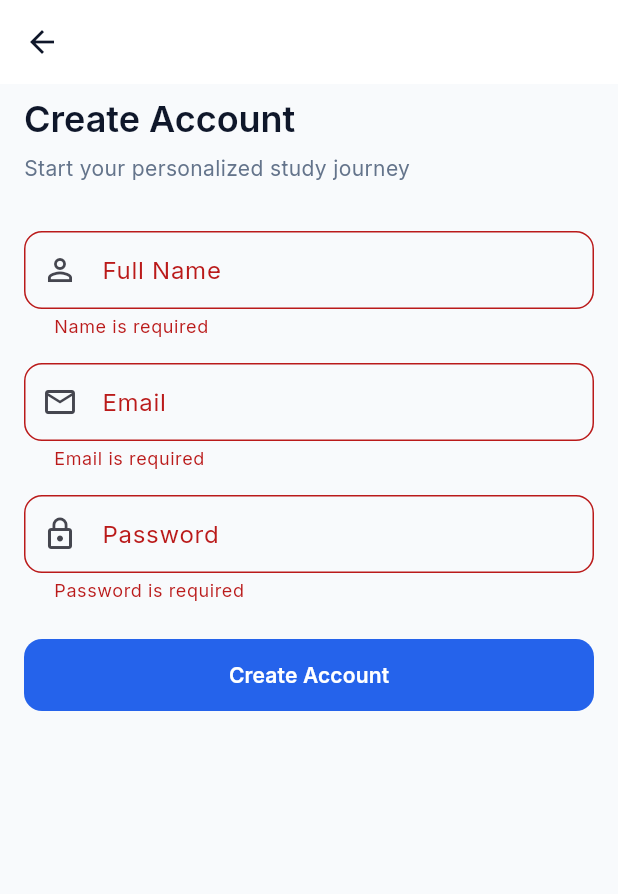
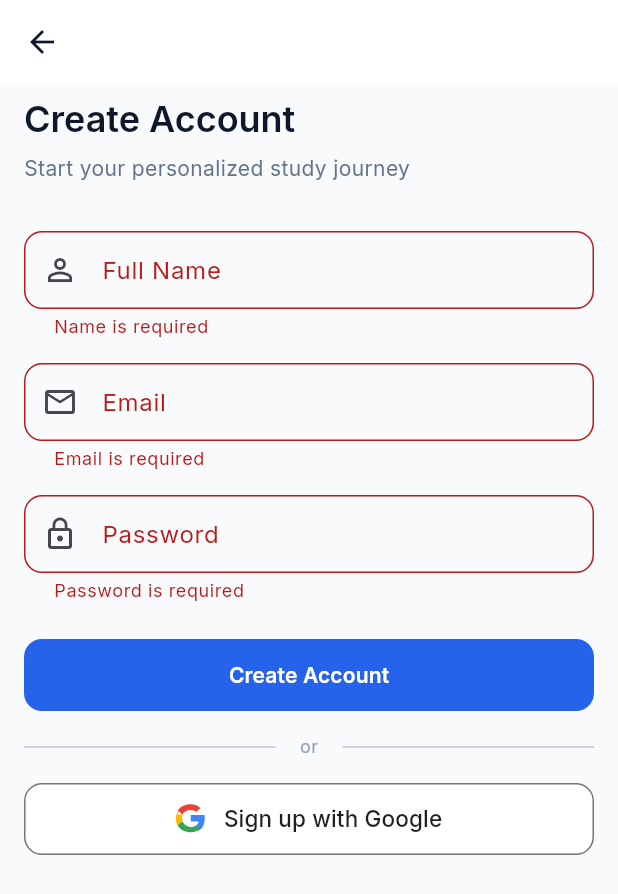
Before and after one commit to balhaddad-sys/flow-chart, a Flutter app: the SignupScreen screen opened by its route, after a tap on "Create Account", on a phone screen of 412 x 824 dp. Shown: the top 894 px of the screen. Run offline on Flutter 3.47's test engine with Material 3 defaults, Android fonts, the phone set to English and light mode, and no system bars; our stand-ins replace cloud_firestore, cloud_functions, file_picker, firebase_auth, firebase_core, firebase_storage and 8 more; accounts and stored records are empty; generated files the repository leaves out were written again; statements that could not run were skipped.

Commit message:
Add branded Google Sign-In button with official logo
Replace the generic outlined button on the login screen with a properly
branded Google Sign-In button using a custom-painted Google "G" logo.
Also add Google Sign-In as an option on the signup screen.

https://claude.ai/code/session_01X44dh2r2VpXbo2DjYmSbGG

```diff
--- /dev/null
+++ b/lib/src/core/widgets/google_sign_in_button.dart
@@ -0,0 +1,139 @@
+import 'package:flutter/material.dart';
+
+import '../constants/app_spacing.dart';
+
+/// A Google "G" logo painted to match official branding.
+class _GoogleLogoPainter extends CustomPainter {
+  @override
+  void paint(Canvas canvas, Size size) {
+    final double s = size.width;
+
+    // Blue quadrant (right)
+    final bluePaint = Paint()..color = const Color(0xFF4285F4);
+    final bluePath = Path()
+      ..moveTo(s * 0.964, s * 0.480)
+      ..cubicTo(s * 0.964, s * 0.442, s * 0.960, s * 0.406, s * 0.954, s * 0.370)
+      ..lineTo(s * 0.500, s * 0.370)
+      ..lineTo(s * 0.500, s * 0.580)
+      ..lineTo(s * 0.762, s * 0.580)
+      ..cubicTo(s * 0.750, s * 0.640, s * 0.714, s * 0.690, s * 0.662, s * 0.722)
+      ..lineTo(s * 0.662, s * 0.850)
+      ..lineTo(s * 0.820, s * 0.850)
+      ..cubicTo(s * 0.914, s * 0.764, s * 0.964, s * 0.634, s * 0.964, s * 0.480)
+      ..close();
+    canvas.drawPath(bluePath, bluePaint);
+
+    // Green quadrant (bottom-left)
+    final greenPaint = Paint()..color = const Color(0xFF34A853);
+    final greenPath = Path()
+      ..moveTo(s * 0.500, s * 0.940)
+      ..cubicTo(s * 0.630, s * 0.940, s * 0.742, s * 0.896, s * 0.820, s * 0.850)
+      ..lineTo(s * 0.662, s * 0.722)
+      ..cubicTo(s * 0.622, s * 0.748, s * 0.566, s * 0.764, s * 0.500, s * 0.764)
+      ..cubicTo(s * 0.374, s * 0.764, s * 0.266, s * 0.684, s * 0.226, s * 0.574)
+      ..lineTo(s * 0.064, s * 0.574)
+      ..lineTo(s * 0.064, s * 0.706)
+      ..cubicTo(s * 0.142, s * 0.860, s * 0.310, s * 0.940, s * 0.500, s * 0.940)
+      ..close();
+    canvas.drawPath(greenPath, greenPaint);
+
+    // Yellow quadrant (bottom-right area)
+    final yellowPaint = Paint()..color = const Color(0xFFFBBC05);
+    final yellowPath = Path()
+      ..moveTo(s * 0.226, s * 0.574)
+      ..cubicTo(s * 0.214, s * 0.540, s * 0.208, s * 0.502, s * 0.208, s * 0.464)
+      ..cubicTo(s * 0.208, s * 0.426, s * 0.214, s * 0.388, s * 0.226, s * 0.354)
+      ..lineTo(s * 0.226, s * 0.354)
+      ..lineTo(s * 0.064, s * 0.354)
+      ..lineTo(s * 0.064, s * 0.222)
+      ..cubicTo(s * 0.024, s * 0.302, s * 0.000, s * 0.392, s * 0.000, s * 0.480)
+      ..cubicTo(s * 0.000, s * 0.568, s * 0.024, s * 0.658, s * 0.064, s * 0.706)
+      ..lineTo(s * 0.226, s * 0.574)
+      ..close();
+    canvas.drawPath(yellowPath, yellowPaint);
+
+    // Red quadrant (top-left)
+    final redPaint = Paint()..color = const Color(0xFFEA4335);
+    final redPath = Path()
+      ..moveTo(s * 0.500, s * 0.196)
+      ..cubicTo(s * 0.572, s * 0.196, s * 0.636, s * 0.222, s * 0.686, s * 0.270)
+      ..lineTo(s * 0.822, s * 0.136)
+      ..cubicTo(s * 0.742, s * 0.060, s * 0.630, s * 0.012, s * 0.500, s * 0.012)
+      ..cubicTo(s * 0.310, s * 0.012, s * 0.142, s * 0.092, s * 0.064, s * 0.222)
+      ..lineTo(s * 0.226, s * 0.354)
+      ..cubicTo(s * 0.266, s * 0.244, s * 0.374, s * 0.196, s * 0.500, s * 0.196)
+      ..close();
+    canvas.drawPath(redPath, redPaint);
+  }
+
+  @override
+  bool shouldRepaint(covariant CustomPainter oldDelegate) => false;
+}
+
+/// Branded Google Sign-In button following Google's sign-in branding guidelines.
+class GoogleSignInButton extends StatelessWidget {
+  final VoidCallback? onPressed;
+  final bool isLoading;
+  final String label;
+
+  const GoogleSignInButton({
+    super.key,
+    this.onPressed,
+    this.isLoading = false,
+    this.label = 'Sign in with Google',
+  });
+
+  @override
+  Widget build(BuildContext context) {
+    final isDark = Theme.of(context).brightness == Brightness.dark;
+
+    return SizedBox(
+      width: double.infinity,
+      height: 48,
+      child: OutlinedButton(
+        onPressed: isLoading ? null : onPressed,
+        style: OutlinedButton.styleFrom(
+          backgroundColor: isDark ? const Color(0xFF131314) : Colors.white,
+          foregroundColor: isDark ? const Color(0xFFE3E3E3) : const Color(0xFF1F1F1F),
+          side: BorderSide(
+            color: isDark ? const Color(0xFF8E918F) : const Color(0xFF747775),
+            width: 1,
+          ),
+          shape: RoundedRectangleBorder(
+            borderRadius: BorderRadius.circular(AppSpacing.radiusMd),
+          ),
+          elevation: 0,
+        ),
+        child: isLoading
+            ? SizedBox(
+                height: 20,
+                width: 20,
+                child: CircularProgressIndicator(
+                  strokeWidth: 2,
+                  color: isDark ? Colors.white70 : Colors.black54,
+                ),
+              )
+            : Row(
+                mainAxisAlignment: MainAxisAlignment.center,
+                mainAxisSize: MainAxisSize.min,
+                children: [
+                  SizedBox(
+                    width: 20,
+                    height: 20,
+                    child: CustomPaint(painter: _GoogleLogoPainter()),
+                  ),
+                  const SizedBox(width: 12),
+                  Text(
+                    label,
+                    style: TextStyle(
+                      fontSize: 15,
+                      fontWeight: FontWeight.w500,
+                      color: isDark ? const Color(0xFFE3E3E3) : const Color(0xFF1F1F1F),
+                    ),
+                  ),
+                ],
+              ),
+      ),
+    );
+  }
+}
--- a/lib/src/features/auth/screens/login_screen.dart
+++ b/lib/src/features/auth/screens/login_screen.dart
@@ -5,6 +5,7 @@ import 'package:go_router/go_router.dart';
 import '../../../core/constants/app_spacing.dart';
 import '../../../core/utils/validators.dart';
 import '../../../core/widgets/error_banner.dart';
+import '../../../core/widgets/google_sign_in_button.dart';
 import '../../../core/widgets/primary_button.dart';
 import '../providers/auth_state_provider.dart';
 
@@ -119,12 +120,9 @@ class _LoginScreenState extends ConsumerState<LoginScreen> {
                   ],
                 ),
                 AppSpacing.gapMd,
-                OutlinedButton.icon(
-                  onPressed: authState.state == AuthScreenState.loading
-                      ? null
-                      : _handleGoogleSignIn,
-                  icon: const Icon(Icons.g_mobiledata),
-                  label: const Text('Sign in with Google'),
+                GoogleSignInButton(
+                  onPressed: _handleGoogleSignIn,
+                  isLoading: authState.state == AuthScreenState.loading,
                 ),
                 AppSpacing.gapMd,
                 TextButton(
--- a/lib/src/features/auth/screens/signup_screen.dart
+++ b/lib/src/features/auth/screens/signup_screen.dart
@@ -5,6 +5,7 @@ import 'package:go_router/go_router.dart';
 import '../../../core/constants/app_spacing.dart';
 import '../../../core/utils/validators.dart';
 import '../../../core/widgets/error_banner.dart';
+import '../../../core/widgets/google_sign_in_button.dart';
 import '../../../core/widgets/primary_button.dart';
 import '../providers/auth_state_provider.dart';
 
@@ -36,6 +37,10 @@ class _SignupScreenState extends ConsumerState<SignupScreen> {
           _emailController.text.trim(),
           _passwordController.text,
         );
+  }
+
+  void _handleGoogleSignIn() {
+    ref.read(authScreenProvider.notifier).signInWithGoogle();
   }
 
   @override
@@ -114,6 +119,26 @@ class _SignupScreenState extends ConsumerState<SignupScreen> {
                   onPressed: _handleSignUp,
                   isLoading: authState.state == AuthScreenState.loading,
                 ),
+                AppSpacing.gapMd,
+                Row(
+                  children: [
+                    const Expanded(child: Divider()),
+                    Padding(
+                      padding: const EdgeInsets.symmetric(horizontal: AppSpacing.md),
+                      child: Text(
+                        'or',
+                        style: Theme.of(context).textTheme.bodySmall,
+                      ),
+                    ),
+                    const Expanded(child: Divider()),
+                  ],
+                ),
+                AppSpacing.gapMd,
+                GoogleSignInButton(
+                  onPressed: _handleGoogleSignIn,
+                  isLoading: authState.state == AuthScreenState.loading,
+                  label: 'Sign up with Google',
+                ),
               ],
             ),
           ),
```
